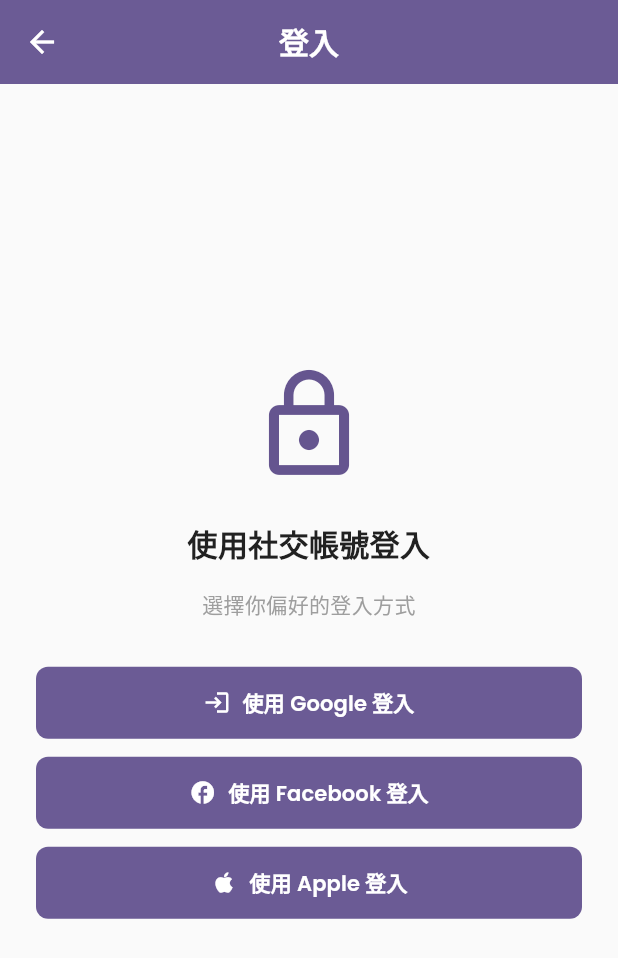
After one commit to Matt-Chou/GleamHome-AI, a Flutter app: the AuthScreen screen opened by its route, on a phone screen of 412 x 824 dp. The commit adds this screen. Shown: the top 958 px of the screen. Run offline on Flutter 3.47's test engine with Material 3 defaults, Android fonts, the phone set to English and light mode, and no system bars; our stand-ins replace dio, flutter_dotenv, flutter_riverpod, flutter_secure_storage, google_fonts, image_picker; accounts and stored records are empty.

Commit message:
feat: add AuthScreen with Riverpod providers and social login UI
- Implemented AuthScreen with Google, Facebook, Apple social login buttons
- Created auth_provider.dart with AuthState and AuthNotifier for state management
- Created services_providers.dart for API and Auth service providers
- Updated main.dart with named routes ('/auth', '/home')
- Integrated Riverpod for reactive state management
- All code compiles without errors (0 errors, 8 info warnings)
- Ready for testing on Web/Chrome

```diff
--- /dev/null
+++ b/lib/screens/auth_screen.dart
@@ -0,0 +1,126 @@
+/// 認證屏幕 - 社交登入
+import 'package:flutter/material.dart';
+import 'package:flutter_riverpod/flutter_riverpod.dart';
+import '../providers/auth_provider.dart';
+
+class AuthScreen extends ConsumerWidget {
+  const AuthScreen({super.key});
+
+  @override
+  Widget build(BuildContext context, WidgetRef ref) {
+    final authState = ref.watch(authNotifierProvider);
+    final authNotifier = ref.read(authNotifierProvider.notifier);
+
+    return Scaffold(
+      appBar: AppBar(
+        title: const Text('登入'),
+        centerTitle: true,
+        elevation: 0,
+      ),
+      body: Padding(
+        padding: const EdgeInsets.all(24.0),
+        child: Column(
+          mainAxisAlignment: MainAxisAlignment.center,
+          children: [
+            Icon(
+              Icons.lock_outline,
+              size: 80,
+              color: Theme.of(context).primaryColor,
+            ),
+            const SizedBox(height: 24),
+            const Text(
+              '使用社交帳號登入',
+              style: TextStyle(fontSize: 20, fontWeight: FontWeight.bold),
+              textAlign: TextAlign.center,
+            ),
+            const SizedBox(height: 16),
+            const Text(
+              '選擇你偏好的登入方式',
+              style: TextStyle(fontSize: 14, color: Colors.grey),
+              textAlign: TextAlign.center,
+            ),
+            const SizedBox(height: 32),
+
+            // 錯誤訊息
+            if (authState.error != null)
+              Padding(
+                padding: const EdgeInsets.only(bottom: 16.0),
+                child: Container(
+                  padding: const EdgeInsets.all(12),
+                  decoration: BoxDecoration(
+                    color: Colors.red.shade100,
+                    borderRadius: BorderRadius.circular(8),
+                    border: Border.all(color: Colors.red.shade300),
+                  ),
+                  child: Text(
+                    authState.error ?? '發生錯誤',
+                    style: TextStyle(color: Colors.red.shade700),
+                  ),
+                ),
+              ),
+
+            // Google 登入
+            FilledButton.icon(
+              onPressed: authState.loading
+                  ? null
+                  : () async {
+                      await authNotifier.socialLogin('google', 'fake-google-token');
+                      final newUser = ref.read(authNotifierProvider).user;
+                      if (newUser != null && context.mounted) {
+                        Navigator.of(context).pushReplacementNamed('/home');
+                      }
+                    },
+              icon: const Icon(Icons.login),
+              label: const Text('使用 Google 登入'),
+              style: FilledButton.styleFrom(
+                minimumSize: const Size.fromHeight(48),
+              ),
+            ),
+            const SizedBox(height: 12),
+
+            // Facebook 登入
+            FilledButton.icon(
+              onPressed: authState.loading
+                  ? null
+                  : () async {
+                      await authNotifier.socialLogin('facebook', 'fake-facebook-token');
+                      final newUser = ref.read(authNotifierProvider).user;
+                      if (newUser != null && context.mounted) {
+                        Navigator.of(context).pushReplacementNamed('/home');
+                      }
+                    },
+              icon: const Icon(Icons.facebook),
+              label: const Text('使用 Facebook 登入'),
+              style: FilledButton.styleFrom(
+                minimumSize: const Size.fromHeight(48),
+              ),
+            ),
+            const SizedBox(height: 12),
+
+            // Apple 登入
+            FilledButton.icon(
+              onPressed: authState.loading
+                  ? null
+                  : () async {
+                      await authNotifier.socialLogin('apple', 'fake-apple-token');
+                      final newUser = ref.read(authNotifierProvider).user;
+                      if (newUser != null && context.mounted) {
+                        Navigator.of(context).pushReplacementNamed('/home');
+                      }
+                    },
+              icon: const Icon(Icons.apple),
+              label: const Text('使用 Apple 登入'),
+              style: FilledButton.styleFrom(
+                minimumSize: const Size.fromHeight(48),
+              ),
+            ),
+            const SizedBox(height: 24),
+
+            // 加載指示器
+            if (authState.loading) const CircularProgressIndicator(),
+          ],
+        ),
+      ),
+    );
+  }
+}
```
Also changed, not shown: lib/main.dart (+8 -1 lines), lib/providers/auth_provider.dart (added, +58 -0 lines), lib/providers/services_providers.dart (added, +12 -0 lines).
